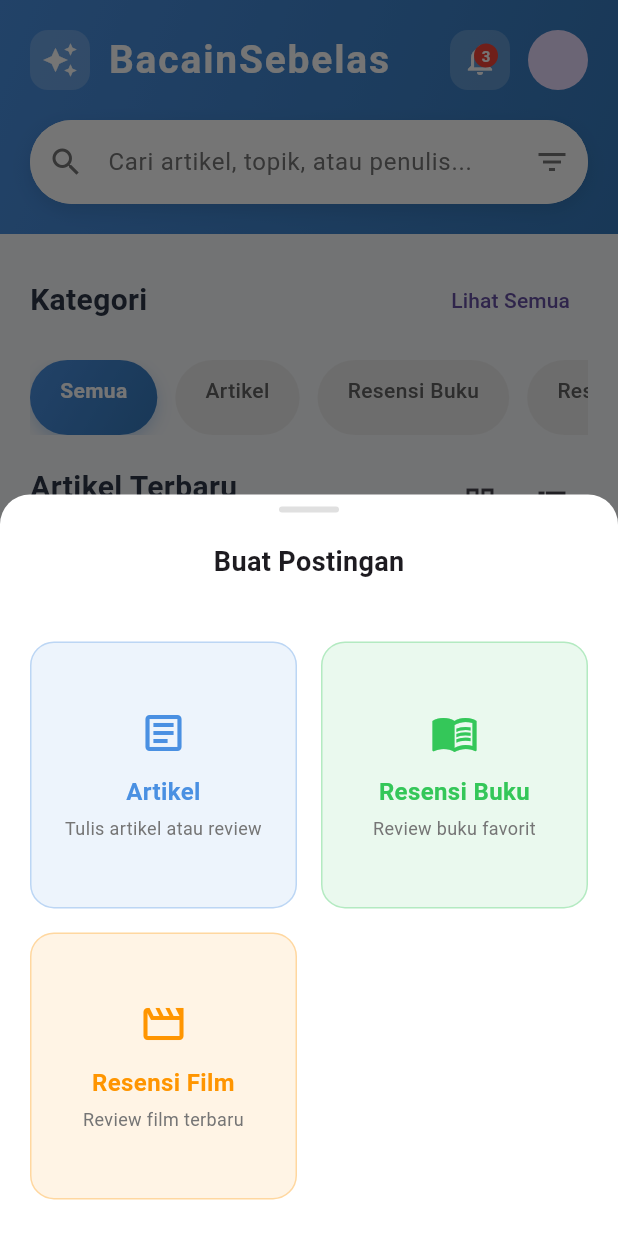
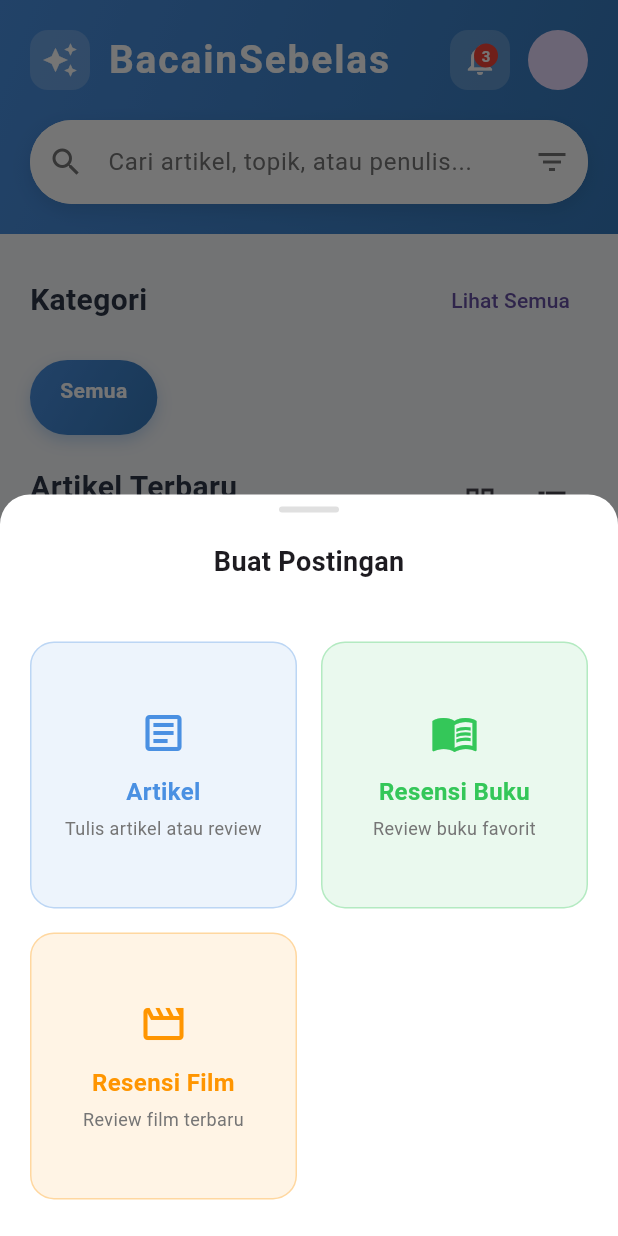
Before and after one commit to carinzuleyka/literasi_akhlak, a Flutter app: the HomeScreen screen opened by its route, item 3 of the bottom bar chosen, on a phone screen of 412 x 824 dp. Run offline on Flutter 3.47's test engine with Material 3 defaults, Android fonts, the light colour scheme and no system bars; network calls fail.

Commit message:
perbaikan home

```diff
--- a/lib/screens/home_screens.dart
+++ b/lib/screens/home_screens.dart
@@ -42,9 +42,9 @@ class _HomeScreenState extends State<HomeScreen> with TickerProviderStateMixin {
 
   final List<String> categories = [
     'Semua',
-    'Artikel',
+    /*'Artikel',
     'Resensi Buku',
-    'Resensi Film',
+    'Resensi Film',*/
   ];
 
   final Map<String, List<Map<String, dynamic>>> categoryData = {
@@ -79,8 +79,6 @@ class _HomeScreenState extends State<HomeScreen> with TickerProviderStateMixin {
         'readTime': '5 min',
         'isLiked': false,
       },
-    ],
-    'Artikel': [
       {
         'type': 'article',
         'username': 'Vivian',
@@ -96,8 +94,6 @@ class _HomeScreenState extends State<HomeScreen> with TickerProviderStateMixin {
         'readTime': '12 min',
         'isLiked': false,
       },
-    ],
-    'Resensi Buku': [
       {
         'type': 'article',
         'username': 'Ahmad Fadil',
@@ -113,8 +109,6 @@ class _HomeScreenState extends State<HomeScreen> with TickerProviderStateMixin {
         'readTime': '8 min',
         'isLiked': false,
       },
-    ],
-    'Resensi Film': [
       {
         'type': 'article',
         'username': 'Michael',
@@ -146,6 +140,15 @@ class _HomeScreenState extends State<HomeScreen> with TickerProviderStateMixin {
         'isLiked': false,
       },
     ],
+    /*'Artikel': [
+
+    ],*/
+    /*'Resensi Buku': [
+
+    ],*/
+    /*'Resensi Film': [
+
+    ],*/
   };
 
   List<Map<String, dynamic>> get filteredArticles {
```
